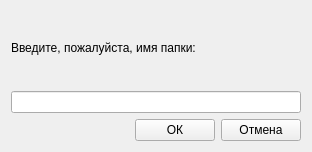
This is addnewfolderform.ui in sokolukanton/overture as Qt 5 draws it before an edit. The edited form follows.
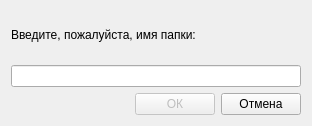
This is the edited form.

Diff of the .ui file:
```diff
--- a/addnewfolderform.ui
+++ b/addnewfolderform.ui
@@ -7,7 +7,7 @@
     <x>0</x>
     <y>0</y>
     <width>312</width>
-    <height>152</height>
+    <height>126</height>
    </rect>
   </property>
   <property name="windowTitle">
@@ -31,6 +31,9 @@
     <layout class="QGridLayout" name="gridLayout">
      <item row="0" column="0">
       <widget class="QPushButton" name="okButton">
+       <property name="enabled">
+        <bool>false</bool>
+       </property>
        <property name="text">
         <string>ОК</string>
        </property>
```
Left out of the diff: 21 changed lines with no effect on the pictures.
